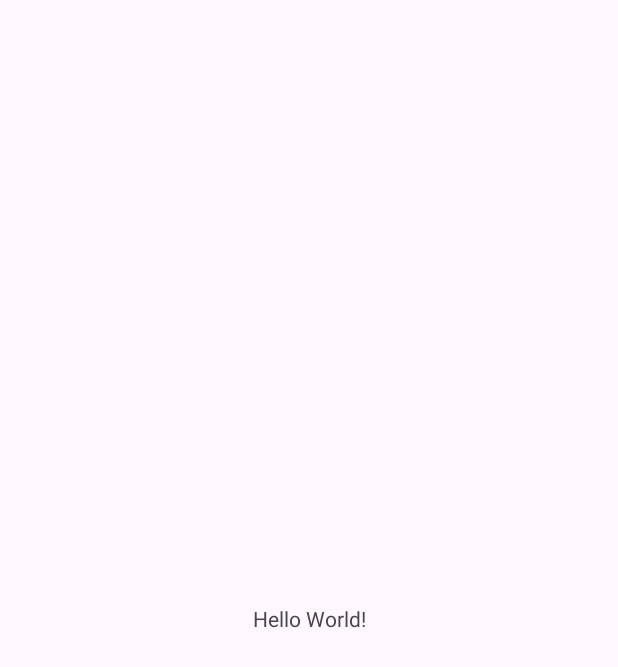
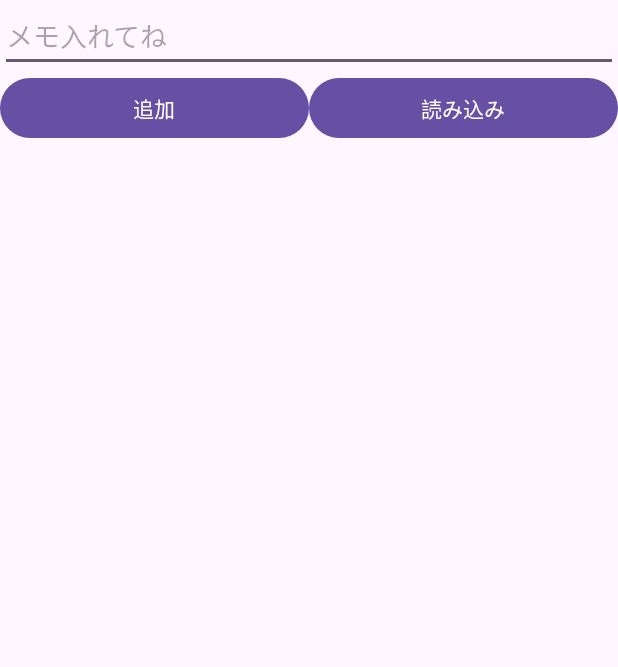
Before and after one commit to kamooone/AndroidRoom-Sample, an Android app: the screen it shows after launch (MainActivity), on a phone screen of 412 x 824 dp. Before the commit the part shown is almost empty. Shown: the top 667 px of the screen. Run offline under Robolectric (Android 15) with nearby library versions, the phone set to English and light mode, and no system bars; our stand-ins replace Room's generated code.

Commit message:
DBのCRUDを追加

```diff
--- a/app/src/main/java/com/example/roomsample/MainActivity.kt
+++ b/app/src/main/java/com/example/roomsample/MainActivity.kt
@@ -1,20 +1,90 @@
 package com.example.roomsample
 
 import android.os.Bundle
+import android.widget.Button
+import android.widget.EditText
+import android.widget.TextView
 import androidx.activity.enableEdgeToEdge
 import androidx.appcompat.app.AppCompatActivity
 import androidx.core.view.ViewCompat
 import androidx.core.view.WindowInsetsCompat
+import androidx.room.Room
+import com.example.roomsample.data.db.TestDB
+import com.example.roomsample.data.user.User
+import kotlinx.coroutines.Dispatchers
+import kotlinx.coroutines.GlobalScope
+import kotlinx.coroutines.launch
+import kotlinx.coroutines.withContext
+
 
 class MainActivity : AppCompatActivity() {
+    private lateinit var editText: EditText
+    private lateinit var add_button: Button
+    private lateinit var load_button: Button
+    private lateinit var memo_textview: TextView
+
     override fun onCreate(savedInstanceState: Bundle?) {
         super.onCreate(savedInstanceState)
         enableEdgeToEdge()
         setContentView(R.layout.activity_main)
+
+        editText = findViewById(R.id.editText)
+        add_button = findViewById(R.id.add_button)
+        load_button = findViewById(R.id.load_button)
+        memo_textview = findViewById(R.id.memo_textview)
+
         ViewCompat.setOnApplyWindowInsetsListener(findViewById(R.id.main)) { v, insets ->
             val systemBars = insets.getInsets(WindowInsetsCompat.Type.systemBars())
             v.setPadding(systemBars.left, systemBars.top, systemBars.right, systemBars.bottom)
             insets
         }
+
+        // 読み込み
+        loadDB()
+
+        // 読み込みボタン押したら読み込む
+        load_button.setOnClickListener {
+            loadDB()
+        }
+
+        // 書き込む
+        add_button.setOnClickListener {
+            writeDB()
+        }
+    }
+
+    /** データクラスに追加する */
+    private fun writeDB() {
+        val text = editText.text.toString()
+        GlobalScope.launch {
+            // データベース用意。「TestDB」は実際に作られるデータベースのファイルの名前
+            val database =
+                Room.databaseBuilder(this@MainActivity, TestDB::class.java, "TestDB").build()
+            val dao = database.userDao()
+            // 書き込むデータクラス作る
+            val data = User(memo = text)
+            // 書き込む
+            dao.insert(data)
+        }
+    }
+
+    /** データベースから読み込む */
+    private fun loadDB() {
+        GlobalScope.launch(Dispatchers.Main) {
+            // まっさらに
+            memo_textview.text = ""
+            // UIスレッドでは実行できないためコルーチン
+            val list = withContext(Dispatchers.IO) {
+                // データベース用意
+                val database =
+                    Room.databaseBuilder(this@MainActivity, TestDB::class.java, "TestDB").build()
+                val dao = database.userDao()
+                dao.getAll()
+            }
+            // TextViewに表示
+            list.forEach {
+                memo_textview.append("${it.memo}\n")
+            }
+        }
     }
 }
--- /dev/null
+++ b/app/src/main/java/com/example/roomsample/data/db/AppDatabase.kt
@@ -0,0 +1,11 @@
+package com.example.roomsample.data.db
+
+import androidx.room.Database
+import androidx.room.RoomDatabase
+import com.example.roomsample.data.user.User
+import com.example.roomsample.data.user.UserDao
+
+@Database(entities = [User::class], version = 1)
+abstract class TestDB : RoomDatabase() {
+    abstract fun userDao(): UserDao
+}
--- /dev/null
+++ b/app/src/main/java/com/example/roomsample/data/user/User.kt
@@ -0,0 +1,11 @@
+package com.example.roomsample.data.user
+import androidx.room.ColumnInfo
+import androidx.room.Entity
+import androidx.room.PrimaryKey
+
+// @Entityはおまじないです（テーブルですよって目印）
+@Entity(tableName = "users")
+data class User(
+    @PrimaryKey(autoGenerate = true) val id: Int = 0, // 主キー、オートインクリメント
+    @ColumnInfo(name = "name") val memo: String //ColumnInfoでカラム名を設定
+)
--- /dev/null
+++ b/app/src/main/java/com/example/roomsample/data/user/UserDao.kt
@@ -0,0 +1,26 @@
+package com.example.roomsample.data.user
+import androidx.room.Dao
+import androidx.room.Delete
+import androidx.room.Insert
+import androidx.room.Query
+import androidx.room.Update
+
+// データベースにアクセスする時に使う関数たちを書く
+@Dao
+interface UserDao {
+    /** 全データ取得 */
+    @Query("SELECT * FROM users")
+    fun getAll(): List<User>
+
+    /** データ更新 */
+    @Update
+    fun update(testDBEntity: User)
+
+    /** データ追加 */
+    @Insert
+    fun insert(testDBEntity: User)
+
+    /** データ削除 */
+    @Delete
+    fun delete(testDBEntity: User)
+}
--- a/app/src/main/res/layout/activity_main.xml
+++ b/app/src/main/res/layout/activity_main.xml
@@ -7,13 +7,51 @@
     android:layout_height="match_parent"
     tools:context=".MainActivity">
 
-    <TextView
-        android:layout_width="wrap_content"
-        android:layout_height="wrap_content"
-        android:text="Hello World!"
-        app:layout_constraintBottom_toBottomOf="parent"
-        app:layout_constraintEnd_toEndOf="parent"
-        app:layout_constraintStart_toStartOf="parent"
-        app:layout_constraintTop_toTopOf="parent" />
+    <LinearLayout xmlns:android="http://schemas.android.com/apk/res/android"
+        xmlns:app="http://schemas.android.com/apk/res-auto"
+        xmlns:tools="http://schemas.android.com/tools"
+        android:layout_width="match_parent"
+        android:layout_height="match_parent"
+        android:orientation="vertical"
+        tools:context=".MainActivity">
 
+        <EditText
+            android:id="@+id/editText"
+            android:layout_width="match_parent"
+            android:layout_height="wrap_content"
+            android:ems="10"
+            android:inputType="textPersonName"
+            android:hint="メモ入れてね"
+            android:text="" />
+
+        <LinearLayout
+            android:layout_width="match_parent"
+            android:layout_height="wrap_content"
+            android:orientation="horizontal">
+
+            <Button
+                android:id="@+id/add_button"
+                android:layout_width="match_parent"
+                android:layout_height="wrap_content"
+                android:layout_weight="1"
+                android:text="追加" />
+
+            <Button
+                android:id="@+id/load_button"
+                android:layout_width="match_parent"
+                android:layout_height="wrap_content"
+                android:layout_weight="1"
+                android:text="読み込み" />
+        </LinearLayout>
+
+        <TextView
+            android:id="@+id/memo_textview"
+            android:layout_width="match_parent"
+            android:layout_height="match_parent"
+            app:layout_constraintBottom_toBottomOf="parent"
+            app:layout_constraintLeft_toLeftOf="parent"
+            app:layout_constraintRight_toRightOf="parent"
+            app:layout_constraintTop_toTopOf="parent" />
+
+    </LinearLayout>
 </androidx.constraintlayout.widget.ConstraintLayout>
```
